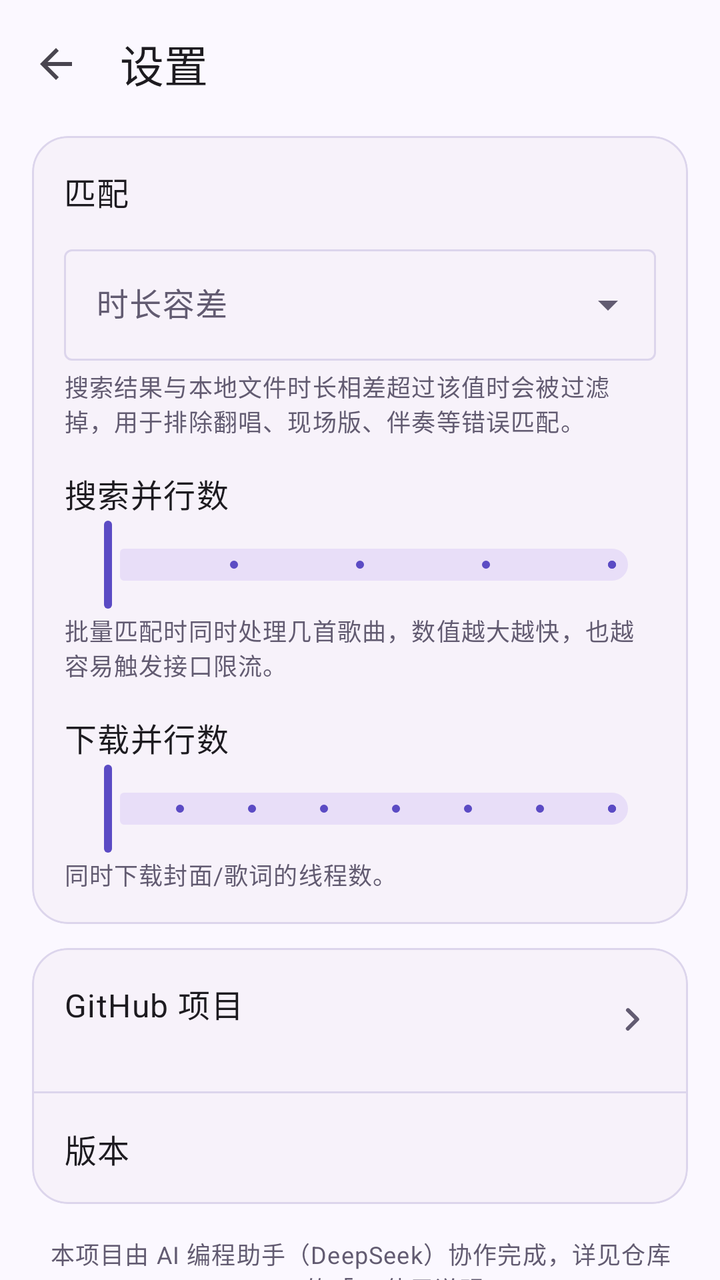
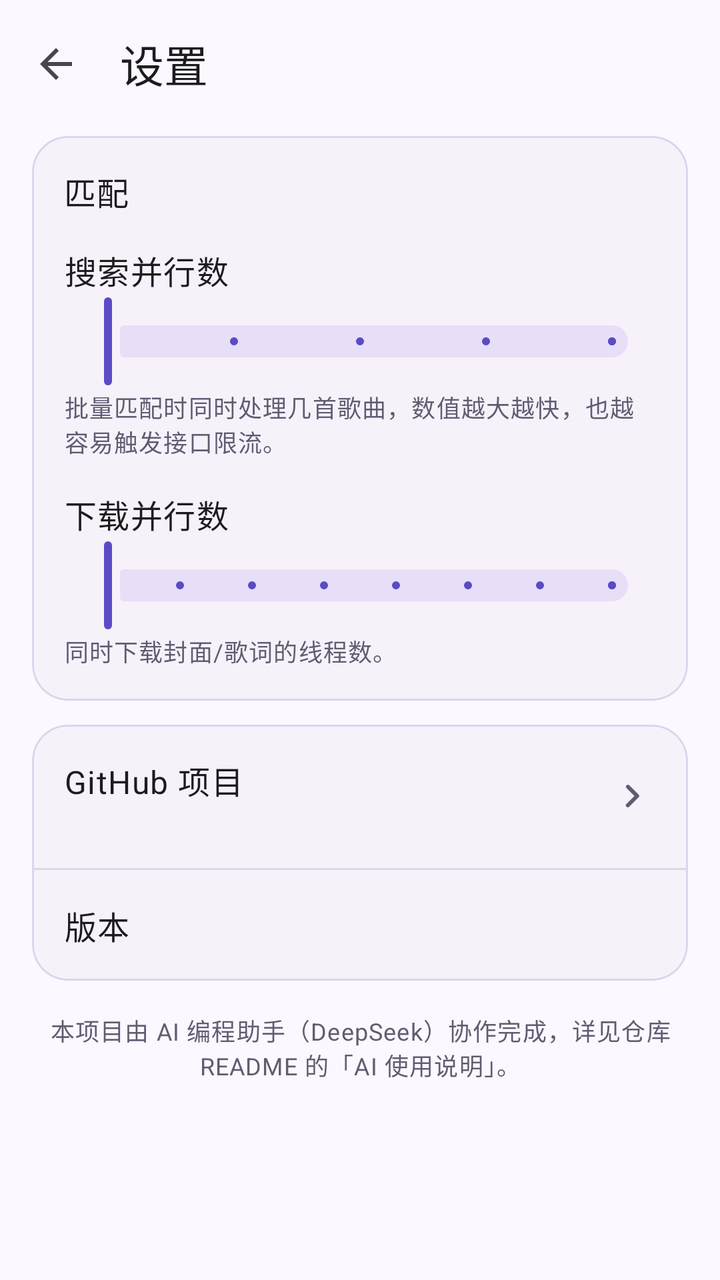

Compare the two renders of this Android layout. The source of the first and the diff that turns it into the second are given below.
<!-- AndroidManifest.xml: application theme Theme.MusicTagger -->
<!-- res/layout/activity_settings.xml -->
<?xml version="1.0" encoding="utf-8"?>
<LinearLayout xmlns:android="http://schemas.android.com/apk/res/android"
    xmlns:app="http://schemas.android.com/apk/res-auto"
    android:layout_width="match_parent"
    android:layout_height="match_parent"
    android:background="?attr/colorSurface"
    android:orientation="vertical">

    <com.google.android.material.appbar.MaterialToolbar
        android:id="@+id/toolbar"
        android:layout_width="match_parent"
        android:layout_height="?attr/actionBarSize"
        app:navigationIcon="?attr/homeAsUpIndicator"
        app:title="@string/settings"
        app:titleTextAppearance="?attr/textAppearanceTitleLarge" />

    <androidx.core.widget.NestedScrollView
        android:layout_width="match_parent"
        android:layout_height="0dp"
        android:layout_weight="1"
        android:clipToPadding="false"
        android:paddingHorizontal="16dp"
        android:paddingBottom="24dp">

        <LinearLayout
            android:layout_width="match_parent"
            android:layout_height="wrap_content"
            android:orientation="vertical">

            <com.google.android.material.card.MaterialCardView
                style="@style/Widget.MusicTagger.Card"
                android:layout_width="match_parent"
                android:layout_height="wrap_content"
                android:layout_marginTop="4dp">

                <LinearLayout
                    android:layout_width="match_parent"
                    android:layout_height="wrap_content"
                    android:orientation="vertical"
                    android:padding="16dp">

                    <TextView
                        android:layout_width="match_parent"
                        android:layout_height="wrap_content"
                        android:text="@string/settings_search_section"
                        android:textAppearance="?attr/textAppearanceTitleMedium" />

                    <com.google.android.material.textfield.TextInputLayout
                        style="@style/Widget.Material3.TextInputLayout.OutlinedBox.ExposedDropdownMenu"
                        android:layout_width="match_parent"
                        android:layout_height="wrap_content"
                        android:layout_marginTop="12dp"
                        android:hint="@string/settings_duration">

                        <com.google.android.material.textfield.MaterialAutoCompleteTextView
                            android:id="@+id/duration"
                            android:layout_width="match_parent"
                            android:layout_height="wrap_content"
                            android:inputType="none" />
                    </com.google.android.material.textfield.TextInputLayout>

                    <TextView
                        android:layout_width="match_parent"
                        android:layout_height="wrap_content"
                        android:layout_marginTop="4dp"
                        android:text="@string/settings_duration_hint"
                        android:textAppearance="?attr/textAppearanceBodySmall"
                        android:textColor="@color/text_secondary" />

                    <TextView
                        android:layout_width="match_parent"
                        android:layout_height="wrap_content"
                        android:layout_marginTop="16dp"
                        android:text="@string/settings_search_threads"
                        android:textAppearance="?attr/textAppearanceBodyLarge" />

                    <com.google.android.material.slider.Slider
                        android:id="@+id/searchThreads"
                        android:layout_width="match_parent"
                        android:layout_height="wrap_content"
                        android:stepSize="1"
                        android:valueFrom="1"
                        android:valueTo="5"
                        app:labelBehavior="floating" />

                    <TextView
                        android:layout_width="match_parent"
                        android:layout_height="wrap_content"
                        android:text="@string/settings_search_threads_hint"
                        android:textAppearance="?attr/textAppearanceBodySmall"
                        android:textColor="@color/text_secondary" />

                    <TextView
                        android:layout_width="match_parent"
                        android:layout_height="wrap_content"
                        android:layout_marginTop="16dp"
                        android:text="@string/settings_download_threads"
                        android:textAppearance="?attr/textAppearanceBodyLarge" />

                    <com.google.android.material.slider.Slider
                        android:id="@+id/downloadThreads"
                        android:layout_width="match_parent"
                        android:layout_height="wrap_content"
                        android:stepSize="1"
                        android:valueFrom="1"
                        android:valueTo="8"
                        app:labelBehavior="floating" />

                    <TextView
                        android:layout_width="match_parent"
                        android:layout_height="wrap_content"
                        android:text="@string/settings_download_threads_hint"
                        android:textAppearance="?attr/textAppearanceBodySmall"
                        android:textColor="@color/text_secondary" />
                </LinearLayout>
            </com.google.android.material.card.MaterialCardView>

            <com.google.android.material.card.MaterialCardView
                style="@style/Widget.MusicTagger.Card"
                android:layout_width="match_parent"
                android:layout_height="wrap_content"
                android:layout_marginTop="12dp">

                <LinearLayout
                    android:layout_width="match_parent"
                    android:layout_height="wrap_content"
                    android:orientation="vertical">

                    <LinearLayout
                        android:id="@+id/rowGithub"
                        android:layout_width="match_parent"
                        android:layout_height="wrap_content"
                        android:background="?attr/selectableItemBackground"
                        android:gravity="center_vertical"
                        android:orientation="horizontal"
                        android:paddingHorizontal="16dp"
                        android:paddingVertical="16dp">

                        <LinearLayout
                            android:layout_width="0dp"
                            android:layout_height="wrap_content"
                            android:layout_weight="1"
                            android:orientation="vertical">

                            <TextView
                                android:layout_width="match_parent"
                                android:layout_height="wrap_content"
                                android:text="@string/settings_github"
                                android:textAppearance="?attr/textAppearanceBodyLarge" />

                            <TextView
                                android:id="@+id/githubUrl"
                                android:layout_width="match_parent"
                                android:layout_height="wrap_content"
                                android:textAppearance="?attr/textAppearanceBodySmall"
                                android:textColor="@color/text_secondary" />
                        </LinearLayout>

                        <ImageView
                            android:layout_width="24dp"
                            android:layout_height="24dp"
                            android:contentDescription="@string/settings_github"
                            android:src="@drawable/ic_chevron_right" />
                    </LinearLayout>

                    <View
                        android:layout_width="match_parent"
                        android:layout_height="1dp"
                        android:background="@color/outline" />

                    <LinearLayout
                        android:layout_width="match_parent"
                        android:layout_height="wrap_content"
                        android:gravity="center_vertical"
                        android:orientation="horizontal"
                        android:paddingHorizontal="16dp"
                        android:paddingVertical="16dp">

                        <TextView
                            android:layout_width="0dp"
                            android:layout_height="wrap_content"
                            android:layout_weight="1"
                            android:text="@string/settings_version"
                            android:textAppearance="?attr/textAppearanceBodyLarge" />

                        <TextView
                            android:id="@+id/version"
                            android:layout_width="wrap_content"
                            android:layout_height="wrap_content"
                            android:textAppearance="?attr/textAppearanceBodySmall"
                            android:textColor="@color/text_secondary" />
                    </LinearLayout>
                </LinearLayout>
            </com.google.android.material.card.MaterialCardView>

            <TextView
                android:layout_width="match_parent"
                android:layout_height="wrap_content"
                android:layout_marginTop="16dp"
                android:gravity="center"
                android:text="@string/settings_ai_note"
                android:textAppearance="?attr/textAppearanceBodySmall"
                android:textColor="@color/text_secondary" />
        </LinearLayout>
    </androidx.core.widget.NestedScrollView>
</LinearLayout>
<!-- resources referenced by this layout -->
<resources>
  <color name="outline">#DCD5EC</color>
  <color name="text_secondary">#625B71</color>
  <!-- drawable ic_chevron_right (drawable) -->
  <vector xmlns:android="http://schemas.android.com/apk/res/android"
      android:width="24dp"
      android:height="24dp"
      android:viewportWidth="24"
      android:viewportHeight="24"
      android:tint="@color/text_secondary">
      <path
          android:fillColor="@android:color/white"
          android:pathData="M9.29,6.71a1,1 0,0 0,0 1.41L13.17,12l-3.88,3.88a1,1 0,1 0,1.41 1.41l4.59,-4.59a1,1 0,0 0,0 -1.41L10.7,6.7a1,1 0,0 0,-1.41,0z" />
  </vector>
  <string name="settings">设置</string>
  <string name="settings_ai_note">本项目由 AI 编程助手（DeepSeek）协作完成，详见仓库 README 的「AI 使用说明」。</string>
  <string name="settings_download_threads">下载并行数</string>
  <string name="settings_download_threads_hint">同时下载封面/歌词的线程数。</string>
  <string name="settings_duration">时长容差</string>
  <string name="settings_duration_hint">搜索结果与本地文件时长相差超过该值时会被过滤掉，用于排除翻唱、现场版、伴奏等错误匹配。</string>
  <string name="settings_github">GitHub 项目</string>
  <string name="settings_search_section">匹配</string>
  <string name="settings_search_threads">搜索并行数</string>
  <string name="settings_search_threads_hint">批量匹配时同时处理几首歌曲，数值越大越快，也越容易触发接口限流。</string>
  <string name="settings_version">版本</string>
  <style name="Widget.MusicTagger.Card" parent="Widget.Material3.CardView.Elevated">
          <item name="cardCornerRadius">18dp</item>
          <item name="cardElevation">0dp</item>
          <item name="strokeWidth">1dp</item>
          <item name="strokeColor">@color/outline</item>
      </style>
  <style name="Theme.MusicTagger" parent="Theme.Material3.DayNight.NoActionBar">
          <item name="colorPrimary">@color/brand_primary</item>
          <item name="colorOnPrimary">@color/brand_on_primary</item>
          <item name="colorPrimaryContainer">@color/brand_container</item>
          <item name="colorOnPrimaryContainer">@color/brand_on_container</item>
          <item name="colorSecondary">@color/brand_secondary</item>
          <item name="colorSurface">@color/surface</item>
          <item name="colorOnSurface">@color/text_primary</item>
          <item name="colorOnSurfaceVariant">@color/text_secondary</item>
          <item name="colorOutline">@color/outline</item>
          <item name="colorSurfaceVariant">@color/surface_variant</item>
          <item name="android:statusBarColor">@color/surface</item>
          <item name="android:navigationBarColor">@color/surface</item>
          <item name="android:windowLightStatusBar">true</item>
          <item name="android:windowLightNavigationBar">true</item>
      </style>
  <color name="brand_primary">#5B4BC4</color>
  <color name="brand_on_primary">#FFFFFF</color>
  <color name="brand_container">#E6E1FF</color>
  <color name="brand_on_container">#1B1149</color>
  <color name="brand_secondary">#0F8A7E</color>
  <color name="surface">#FBF8FF</color>
  <color name="text_primary">#1C1B1F</color>
  <color name="surface_variant">#F2EEF9</color>
</resources>

<!-- the commit's change to res/layout/activity_settings.xml (unified diff, before → after) -->
@@ -44,28 +44,6 @@
                         android:layout_height="wrap_content"
                         android:text="@string/settings_search_section"
                         android:textAppearance="?attr/textAppearanceTitleMedium" />
-
-                    <com.google.android.material.textfield.TextInputLayout
-                        style="@style/Widget.Material3.TextInputLayout.OutlinedBox.ExposedDropdownMenu"
-                        android:layout_width="match_parent"
-                        android:layout_height="wrap_content"
-                        android:layout_marginTop="12dp"
-                        android:hint="@string/settings_duration">
-
-                        <com.google.android.material.textfield.MaterialAutoCompleteTextView
-                            android:id="@+id/duration"
-                            android:layout_width="match_parent"
-                            android:layout_height="wrap_content"
-                            android:inputType="none" />
-                    </com.google.android.material.textfield.TextInputLayout>
-
-                    <TextView
-                        android:layout_width="match_parent"
-                        android:layout_height="wrap_content"
-                        android:layout_marginTop="4dp"
-                        android:text="@string/settings_duration_hint"
-                        android:textAppearance="?attr/textAppearanceBodySmall"
-                        android:textColor="@color/text_secondary" />
 
                     <TextView
                         android:layout_width="match_parent"
<!-- resource entries referenced after the edit -->
@@ -17,8 +17,6 @@
   <string name="settings_ai_note">本项目由 AI 编程助手（DeepSeek）协作完成，详见仓库 README 的「AI 使用说明」。</string>
   <string name="settings_download_threads">下载并行数</string>
   <string name="settings_download_threads_hint">同时下载封面/歌词的线程数。</string>
-  <string name="settings_duration">时长容差</string>
-  <string name="settings_duration_hint">搜索结果与本地文件时长相差超过该值时会被过滤掉，用于排除翻唱、现场版、伴奏等错误匹配。</string>
   <string name="settings_github">GitHub 项目</string>
   <string name="settings_search_section">匹配</string>
   <string name="settings_search_threads">搜索并行数</string>
